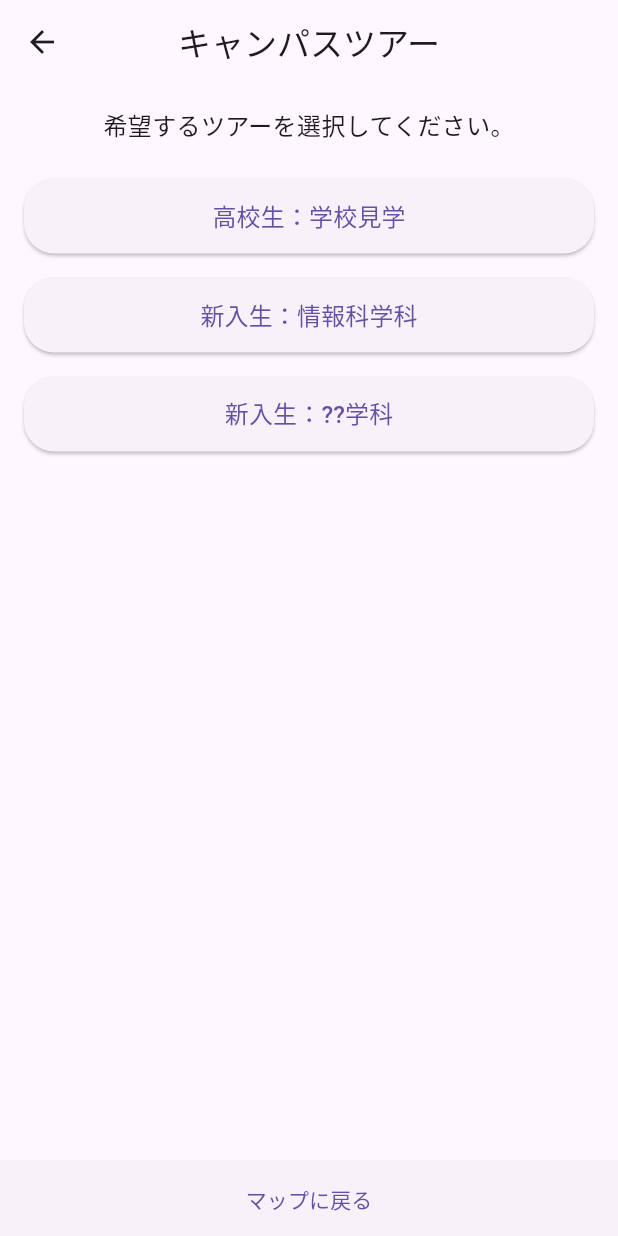
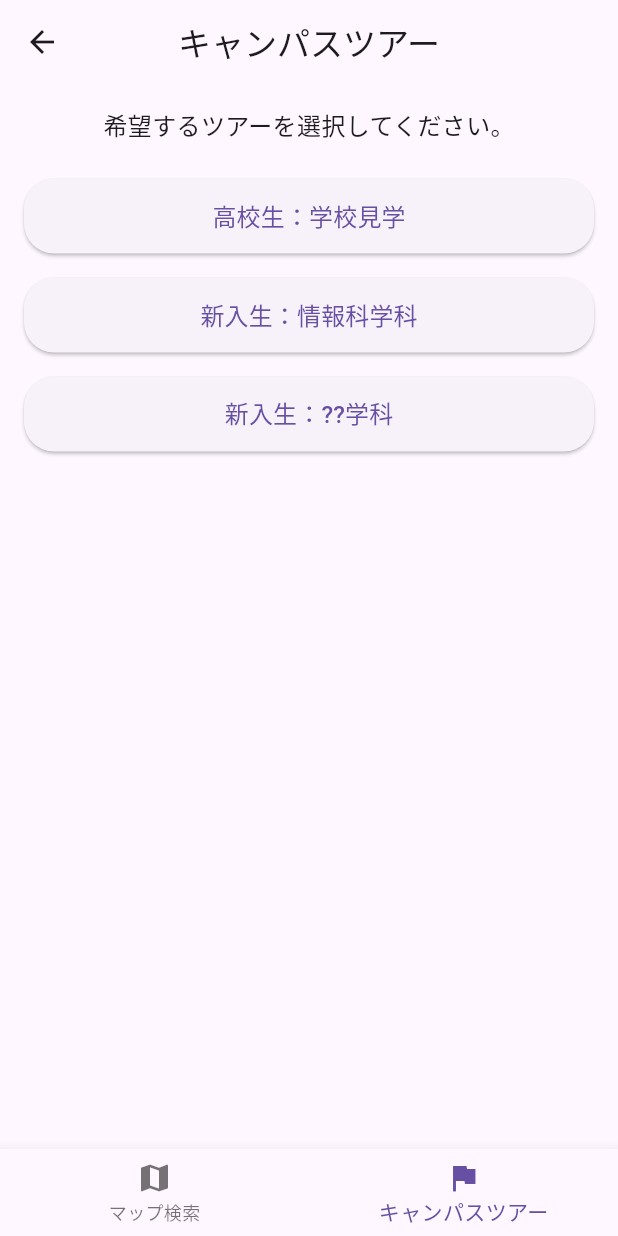
Before and after one commit to bserab/digital_disign, a Flutter app: the CampusTourHome screen opened directly, on a phone screen of 412 x 824 dp. Run offline on Flutter 3.47's test engine with Material 3 defaults, Android fonts, the phone set to English and light mode, and no system bars.

Commit message:
フッター追加

```diff
--- a/lib/campus_tour_home.dart
+++ b/lib/campus_tour_home.dart
@@ -2,10 +2,28 @@ import 'package:flutter/material.dart';
 import 'util.dart';
 import 'high_school_course_home.dart';
 
+class CampusTourHome extends StatefulWidget {
+  const CampusTourHome({super.key});
+  @override
+  _CampusTourHome createState() => _CampusTourHome();
+}
 
 //キャンパスツアーの属性選択画面
-class CampusTourHome extends StatelessWidget {
-  const CampusTourHome({super.key});
+class _CampusTourHome extends State<CampusTourHome> {
+  int _selectedIndex = 1; // 初期選択（キャンパスツアー）
+
+  void _onItemTapped(int index) {
+    setState(() {
+      _selectedIndex = index;
+    });
+
+    // 画面遷移
+    if (index == 0) {
+      Navigator.pop(context);
+    } else if (index == 1) {
+      // 現在のページなので何もしない
+    }
+  }
   @override
   Widget build(BuildContext context) {
     return Scaffold(
@@ -49,18 +67,19 @@ class CampusTourHome extends StatelessWidget {
               ],
             ),
           ),
-          ElevatedButton(
-            onPressed: () {
-              // 親ページ（MapPage）に戻る
-              Navigator.pop(context);
-            },
-            style: ElevatedButton.styleFrom(
-              shape: const RoundedRectangleBorder(
-                borderRadius: BorderRadius.zero, // 角丸なし
-              ),
-              minimumSize: const Size(double.infinity, 50), // 幅いっぱいのボタン
-            ),
-            child: const Text("マップに戻る"),
+        ],
+      ),
+      bottomNavigationBar: BottomNavigationBar(
+        currentIndex: _selectedIndex,
+        onTap: _onItemTapped,
+        items: const [
+          BottomNavigationBarItem(
+            icon: Icon(Icons.map),
+            label: "マップ検索",
+          ),
+          BottomNavigationBarItem(
+            icon: Icon(Icons.flag),
+            label: "キャンパスツアー",
           ),
         ],
       ),
```
Also changed, not shown: lib/app_home.dart (+38 -13 lines), lib/course_maker.dart (+36 -3 lines).
